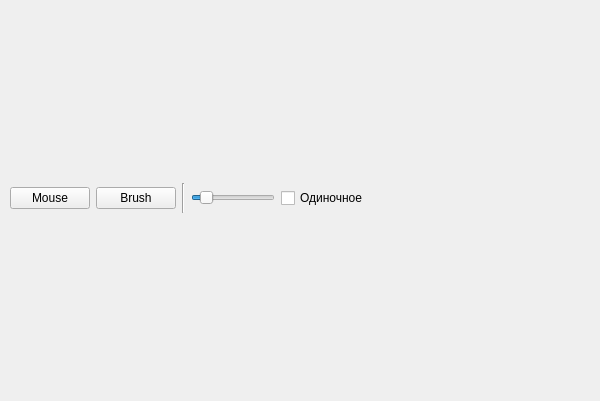
PozzilivLS/PozzEditor, file lab.ui: the form before one commit.
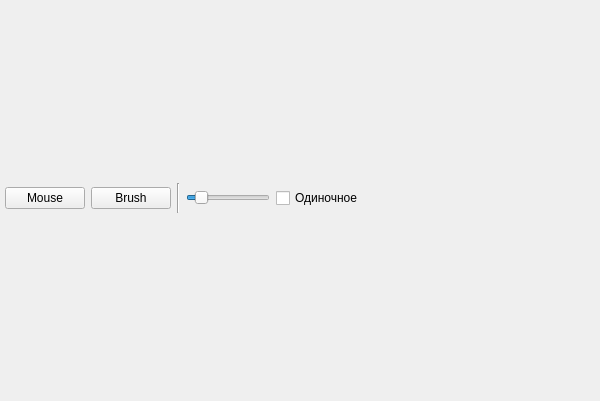
The form after the commit.

```diff
--- a/lab.ui
+++ b/lab.ui
@@ -55,13 +55,13 @@
       </property>
       <layout class="QHBoxLayout" name="horizontalLayout">
        <property name="leftMargin">
-        <number>5</number>
+        <number>0</number>
        </property>
        <property name="topMargin">
         <number>0</number>
        </property>
        <property name="rightMargin">
-        <number>5</number>
+        <number>0</number>
        </property>
        <property name="bottomMargin">
         <number>0</number>
```
